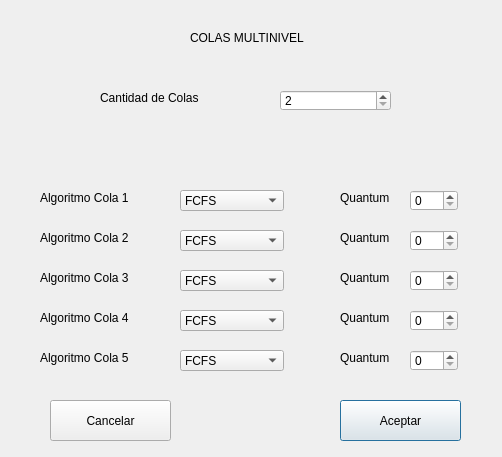
Before: the Qt Designer form practicas 22-10/MQ.ui in salva12/TPSOC1G1, drawn with Qt 5.
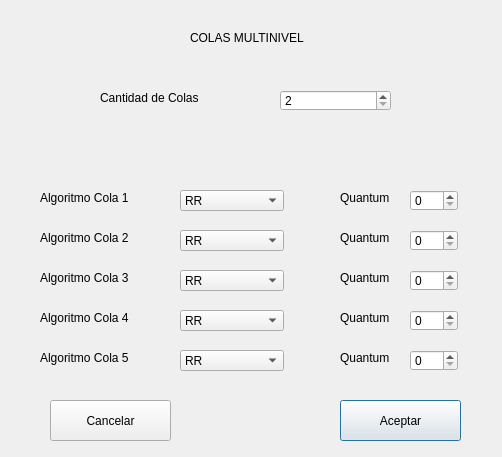
After: the same form once the commit is applied.

Diff of the .ui file:
```diff
--- a/practicas 22-10/MQ.ui
+++ b/practicas 22-10/MQ.ui
@@ -288,6 +288,16 @@
       <height>21</height>
      </rect>
     </property>
+    <item>
+     <property name="text">
+      <string>RR</string>
+     </property>
+    </item>
+    <item>
+     <property name="text">
+      <string>SRTF</string>
+     </property>
+    </item>
     <item>
      <property name="text">
       <string>FCFS</string>
@@ -316,6 +326,11 @@
       <height>21</height>
      </rect>
     </property>
+    <item>
+     <property name="text">
+      <string>RR</string>
+     </property>
+    </item>
     <item>
      <property name="text">
       <string>FCFS</string>
@@ -344,6 +359,16 @@
     <property name="editable">
      <bool>false</bool>
     </property>
+    <item>
+     <property name="text">
+      <string>RR</string>
+     </property>
+    </item>
+    <item>
+     <property name="text">
+      <string>SRTF</string>
+     </property>
+    </item>
     <item>
      <property name="text">
       <string>FCFS</string>
@@ -372,6 +397,11 @@
       <height>21</height>
      </rect>
     </property>
+    <item>
+     <property name="text">
+      <string>RR</string>
+     </property>
+    </item>
     <item>
      <property name="text">
       <string>FCFS</string>
@@ -400,6 +430,11 @@
       <height>21</height>
      </rect>
     </property>
+    <item>
+     <property name="text">
+      <string>RR</string>
+     </property>
+    </item>
     <item>
      <property name="text">
       <string>FCFS</string>
```
Left out of the diff: 40 changed lines with no effect on the pictures.
